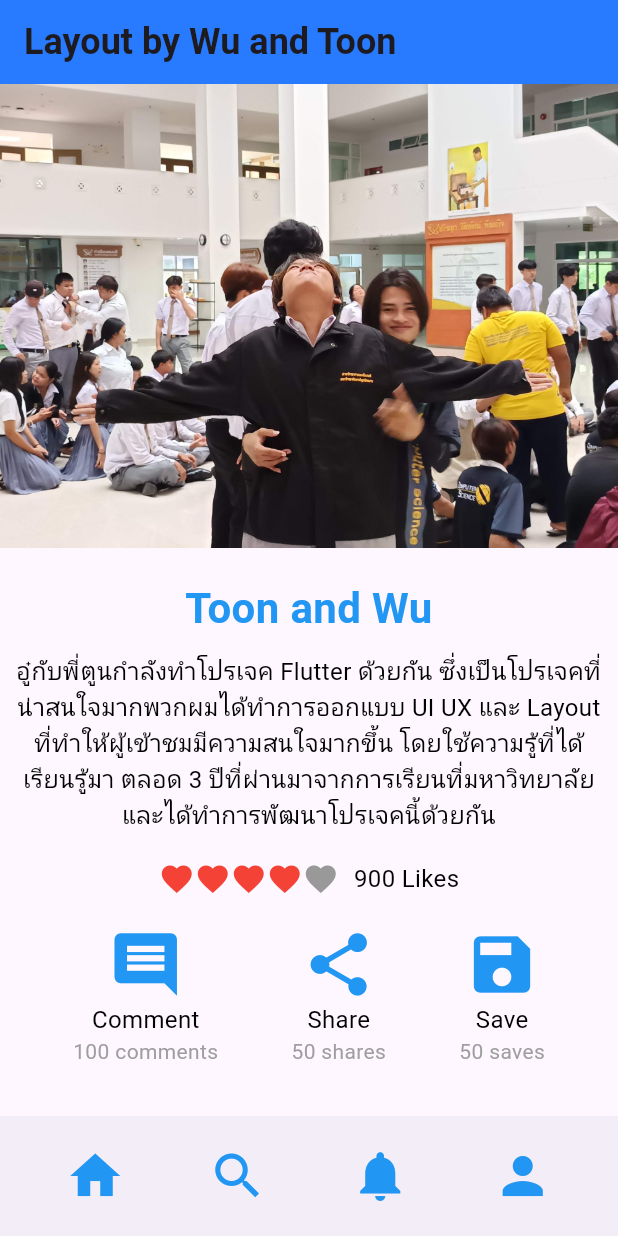
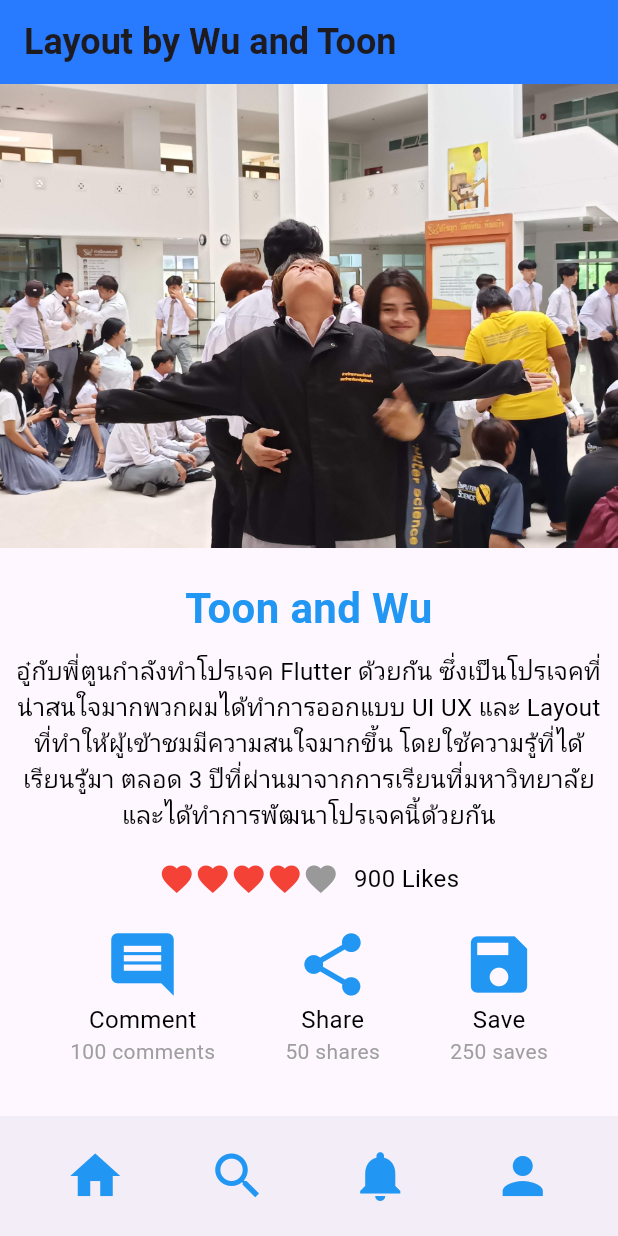
Before and after one commit to ItzSakkarinTH/Flutter_Layout, a Flutter app: the screen it shows after launch, on a phone screen of 412 x 824 dp. Run offline on Flutter 3.47's test engine with Material 3 defaults, Android fonts, the phone set to English and light mode, and no system bars.

Commit message:
fixs layout

```diff
--- a/lib/main.dart
+++ b/lib/main.dart
@@ -128,7 +128,7 @@ class MainApp extends StatelessWidget {
                       ),
                     ),
                     Text(
-                      "50 saves",
+                      "250 saves",
                       style: TextStyle(
                         fontSize: 14,
                         fontWeight: FontWeight.normal,
```
